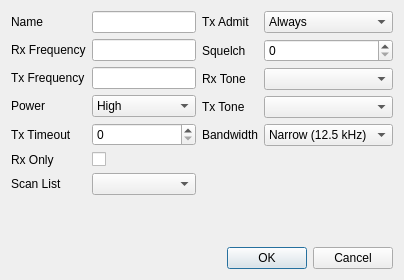
Before: the Qt Designer form src/analogchanneldialog.ui in hmatuschek/qdmr, drawn with Qt 5.
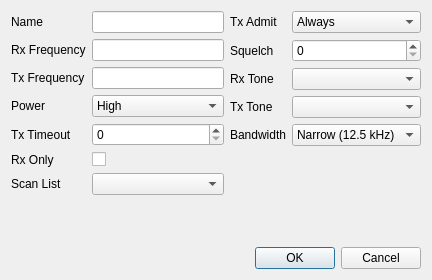
After: the same form once the commit is applied.

The edit to the form file:
```diff
--- a/src/analogchanneldialog.ui
+++ b/src/analogchanneldialog.ui
@@ -6,7 +6,7 @@
    <rect>
     <x>0</x>
     <y>0</y>
-    <width>404</width>
+    <width>432</width>
     <height>280</height>
    </rect>
   </property>
```
Left out of the diff: 2 changed lines with no effect on the pictures.
